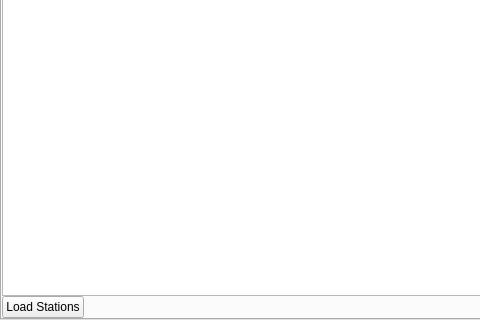
Qt form ui/load_data_stations.ui (yudhastyawan/QuakeSee) before a commit; both pictures show x 0 to 480 and y 133 to 453 of the 648 by 453 pixel window.
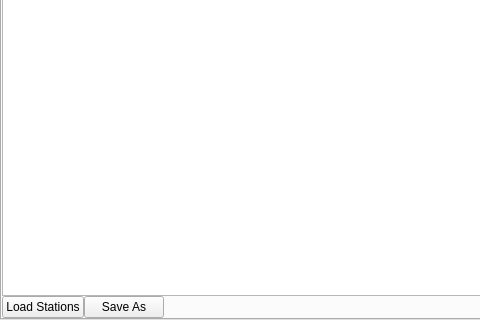
The same form after that commit. Custom widgets are drawn as their Qt base class.

```diff
--- a/ui/load_data_stations.ui
+++ b/ui/load_data_stations.ui
@@ -69,6 +69,13 @@
            </property>
           </widget>
          </item>
+         <item>
+          <widget class="QPushButton" name="btn_save_stations">
+           <property name="text">
+            <string>Save As</string>
+           </property>
+          </widget>
+         </item>
          <item>
           <spacer name="horizontalSpacer">
            <property name="orientation">
```
Left out of the diff: 17 changed lines with no effect on the pictures.
